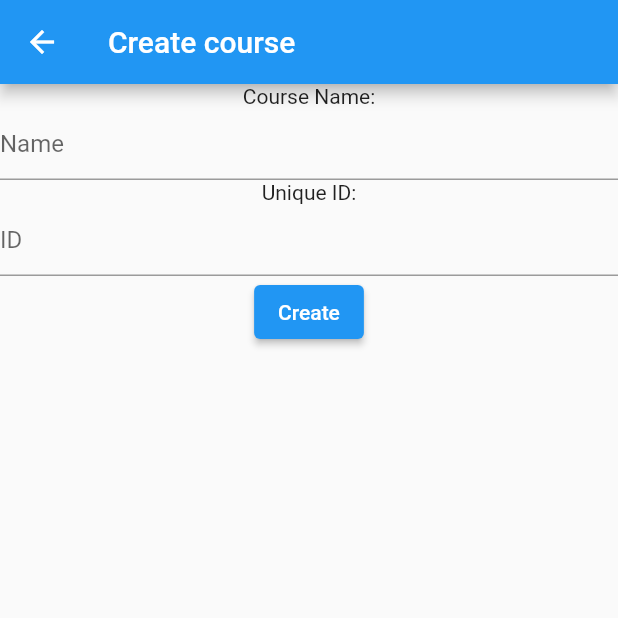
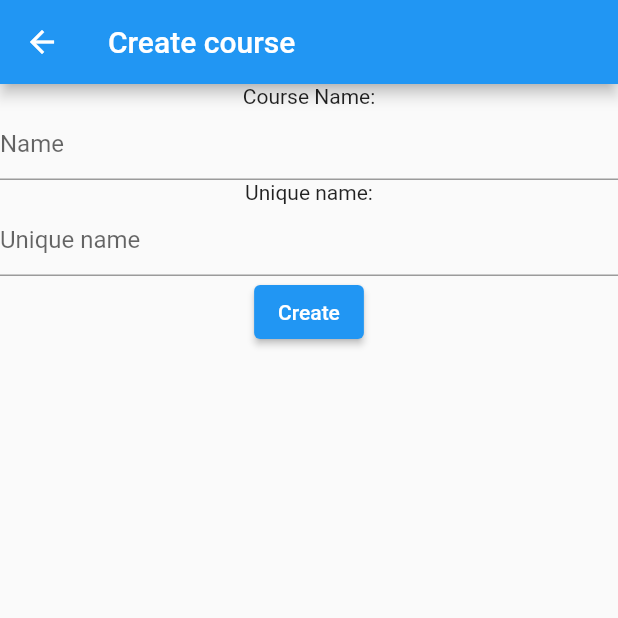
Before and after one commit to Voklen/Polybility, a Flutter app: the CreateCourse screen opened directly, on a phone screen of 412 x 824 dp, the top half of it. Run offline on Flutter 3.47's test engine with Material 2 defaults, Android fonts, the phone set to English and light mode, and no system bars; missing offline and left inert: toml.

Commit message:
Change 'Unique ID' field for clarity

```diff
--- a/lib/screens/create_course.dart
+++ b/lib/screens/create_course.dart
@@ -28,9 +28,9 @@ class _CreateCourseState extends State<CreateCourse> {
             decoration: const InputDecoration(hintText: 'Name'),
             controller: nameController,
           ),
-          const Text('Unique ID:'),
+          const Text('Unique name:'),
           TextField(
-            decoration: const InputDecoration(hintText: 'ID'),
+            decoration: const InputDecoration(hintText: 'Unique name'),
             controller: idController,
           ),
           ElevatedButton(
```
